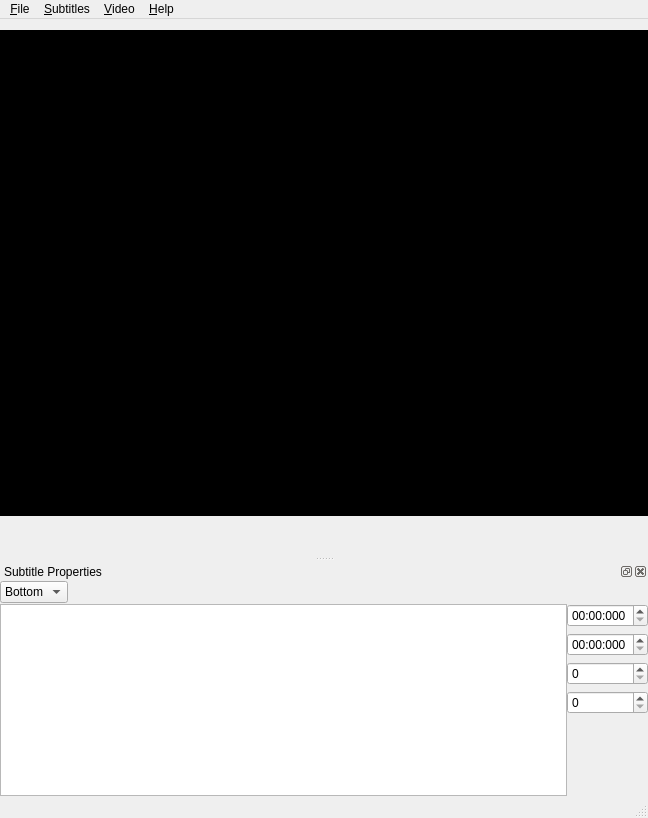
Old version of the form SubtitlesEditor.ui in the repository Emdek/wz-subtitle-editor.
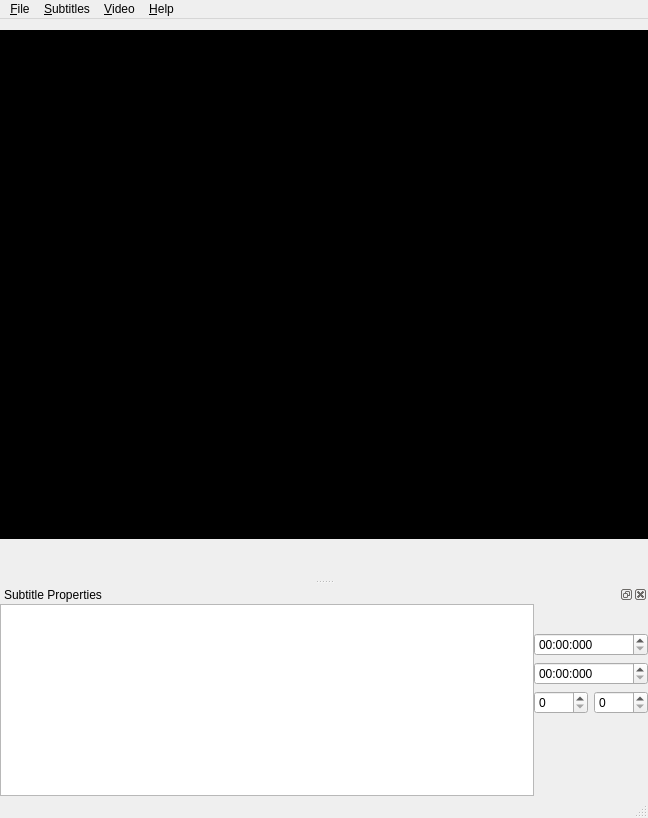
New version of the form. Custom widgets are drawn as their Qt base class.

Commit message: Redo subtitles editor widget plus some small fixes

Patch:
```diff
--- a/SubtitlesEditor.ui
+++ b/SubtitlesEditor.ui
@@ -248,7 +248,7 @@
     <number>8</number>
    </attribute>
    <widget class="QWidget" name="dockWidgetContents">
-    <layout class="QVBoxLayout" name="verticalLayout_2">
+    <layout class="QHBoxLayout" name="dockLayout" stretch="0,1,0">
      <property name="spacing">
       <number>0</number>
      </property>
@@ -256,24 +256,32 @@
       <number>0</number>
      </property>
      <item>
-      <layout class="QHBoxLayout" name="topEditorLayout">
-       <item>
-        <widget class="QComboBox" name="trackComboBox">
-         <property name="enabled">
-          <bool>true</bool>
+      <layout class="QVBoxLayout" name="tabBarLayout">
+       <property name="spacing">
+        <number>0</number>
          </property>
          <item>
-          <property name="text">
-           <string>Bottom</string>
-          </property>
-         </item>
-         <item>
-          <property name="text">
-           <string>Top</string>
-          </property>
-         </item>
-        </widget>
-       </item>
+        <spacer name="tabBarSpacer">
+         <property name="orientation">
+          <enum>Qt::Vertical</enum>
+         </property>
+         <property name="sizeHint" stdset="0">
+          <size>
+           <width>0</width>
+           <height>0</height>
+          </size>
+         </property>
+        </spacer>
+       </item>
+      </layout>
+     </item>
+     <item>
+      <widget class="QPlainTextEdit" name="subtitleTextEdit"/>
+     </item>
+     <item>
+      <layout class="QVBoxLayout" name="propertiesLayout">
+       <item>
+        <layout class="QHBoxLayout" name="buttonslLayout">
        <item>
         <widget class="QToolButton" name="addButton">
          <property name="text">
@@ -309,12 +317,12 @@
        </item>
        <item>
         <widget class="QToolButton" name="previousButton">
-         <property name="text">
-          <string/>
-         </property>
          <property name="autoRepeat">
           <bool>false</bool>
          </property>
+           <property name="toolButtonStyle">
+            <enum>Qt::ToolButtonIconOnly</enum>
+           </property>
          <property name="autoRaise">
           <bool>true</bool>
          </property>
@@ -322,12 +330,12 @@
        </item>
        <item>
         <widget class="QToolButton" name="nextButton">
-         <property name="text">
-          <string/>
-         </property>
          <property name="autoRepeat">
           <bool>false</bool>
          </property>
+           <property name="toolButtonStyle">
+            <enum>Qt::ToolButtonIconOnly</enum>
+           </property>
          <property name="autoRaise">
           <bool>true</bool>
          </property>
@@ -335,29 +343,6 @@
        </item>
       </layout>
      </item>
-     <item>
-      <layout class="QHBoxLayout" name="bottomEditorLayout">
-       <property name="spacing">
-        <number>0</number>
-       </property>
-       <item>
-        <widget class="QPlainTextEdit" name="subtitleTextEdit">
-         <property name="sizePolicy">
-          <sizepolicy hsizetype="Expanding" vsizetype="Preferred">
-           <horstretch>0</horstretch>
-           <verstretch>0</verstretch>
-          </sizepolicy>
-         </property>
-         <property name="maximumSize">
-          <size>
-           <width>16777215</width>
-           <height>200</height>
-          </size>
-         </property>
-        </widget>
-       </item>
-       <item>
-        <layout class="QVBoxLayout" name="propertiesLayout">
          <item>
           <widget class="QTimeEdit" name="beginTimeEdit">
            <property name="toolTip">
@@ -379,12 +364,14 @@
           </widget>
          </item>
          <item>
+        <layout class="QHBoxLayout" name="positionlLayout">
+         <item>
           <widget class="QSpinBox" name="xPositionSpinBox">
            <property name="toolTip">
             <string>X Coordinate</string>
            </property>
            <property name="maximum">
-            <number>99999</number>
+            <number>999</number>
            </property>
           </widget>
          </item>
@@ -394,9 +381,11 @@
             <string>Y Coordinate</string>
            </property>
            <property name="maximum">
-            <number>99999</number>
+            <number>999</number>
            </property>
           </widget>
+         </item>
+        </layout>
          </item>
          <item>
           <spacer name="verticalSpacer">
@@ -413,8 +402,6 @@
             </size>
            </property>
           </spacer>
-         </item>
-        </layout>
        </item>
       </layout>
      </item>
```
Lines whose indentation alone changed are shown as unchanged. The commit also changes 2 other files.
